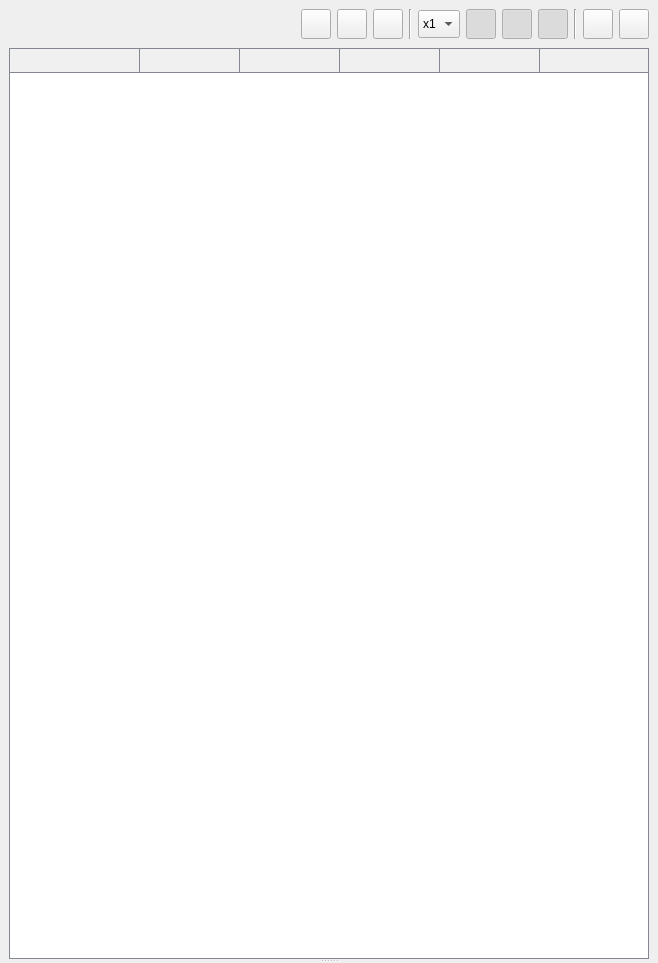
Qt form python/qt/ui/main_window.ui (robertapplin/N-Body-Simulations) before a commit.
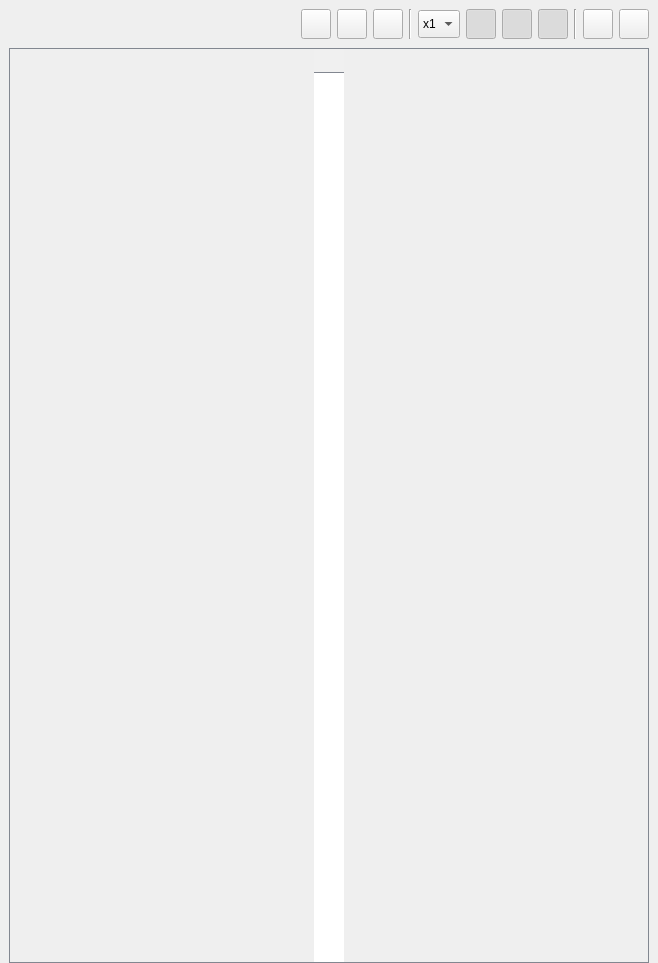
The same form after that commit.

The edit to the form file:
```diff
--- a/python/qt/ui/main_window.ui
+++ b/python/qt/ui/main_window.ui
@@ -325,18 +325,12 @@
       <property name="orientation">
        <enum>Qt::Vertical</enum>
       </property>
-      <widget class="QFrame" name="fBodyData">
+      <widget class="QFrame" name="fBodyDataTable">
        <property name="styleSheet">
         <string notr="true">QFrame {
-	border: 1px solid #828790;
+    border: 1px solid #828790;
 }</string>
        </property>
-       <property name="frameShape">
-        <enum>QFrame::StyledPanel</enum>
-       </property>
-       <property name="frameShadow">
-        <enum>QFrame::Raised</enum>
-       </property>
        <layout class="QHBoxLayout" name="horizontalLayout">
         <property name="spacing">
          <number>0</number>
@@ -369,37 +363,21 @@
           </property>
           <property name="styleSheet">
            <string notr="true">QHeaderView::section {
-	font-size: 10pt;
+    font-size: 10pt;
     background-color: #f0f0f0;
     padding: 2px;
-	border: 1px solid #828790;
-	border-top: 0px;
-	border-left: 0px;
-}
-
-QTableWidget {
-	font-size: 8pt;
+    border: 1px solid #828790;
+    border-top: 0px;
+    border-left: 0px;
 }
 
 QFrame {
-	border: none;
+    border: none;
 }</string>
           </property>
-          <property name="verticalScrollBarPolicy">
-           <enum>Qt::ScrollBarAlwaysOff</enum>
-          </property>
-          <property name="horizontalScrollBarPolicy">
-           <enum>Qt::ScrollBarAlwaysOff</enum>
-          </property>
           <property name="selectionMode">
            <enum>QAbstractItemView::NoSelection</enum>
           </property>
-          <property name="showGrid">
-           <bool>false</bool>
-          </property>
-          <attribute name="horizontalHeaderHighlightSections">
-           <bool>false</bool>
-          </attribute>
           <attribute name="horizontalHeaderStretchLastSection">
            <bool>true</bool>
           </attribute>
@@ -413,97 +391,8 @@
           </column>
          </widget>
         </item>
-        <item>
-         <widget class="QTableWidget" name="twBodyData">
-          <property name="styleSheet">
-           <string notr="true">QFrame {
-	border: none;
-}
-
-QHeaderView::section {
-	font-size: 10pt;
-    background-color: #f0f0f0;
-    padding: 2px;
-	border: 1px solid #828790;
-	border-top: 0px;
-	border-left: 0px;
-}
-
-QHeaderView::section::last {
-	border-right: 0px;
-}
-
-QTableWidget {
-	font-size: 8pt;
-}
-
-QTableWidget::item:selected {
-	background-color: #c7e0ff;
-	color: #000000;
-}
-
-QTableWidget::item:hover {
-	background-color: #dcf5ff;
-}</string>
-          </property>
-          <property name="verticalScrollBarPolicy">
-           <enum>Qt::ScrollBarAlwaysOff</enum>
-          </property>
-          <property name="selectionMode">
-           <enum>QAbstractItemView::SingleSelection</enum>
-          </property>
-          <property name="selectionBehavior">
-           <enum>QAbstractItemView::SelectRows</enum>
-          </property>
-          <property name="showGrid">
-           <bool>false</bool>
-          </property>
-          <attribute name="horizontalHeaderHighlightSections">
-           <bool>false</bool>
-          </attribute>
-          <attribute name="horizontalHeaderStretchLastSection">
-           <bool>true</bool>
-          </attribute>
-          <attribute name="verticalHeaderVisible">
-           <bool>false</bool>
-          </attribute>
-          <column>
-           <property name="text">
-            <string/>
-           </property>
-          </column>
-          <column>
-           <property name="text">
-            <string/>
-           </property>
-          </column>
-          <column>
-           <property name="text">
-            <string/>
-           </property>
-          </column>
-          <column>
-           <property name="text">
-            <string/>
-           </property>
-          </column>
-          <column>
-           <property name="text">
-            <string/>
-           </property>
-          </column>
-          <column>
-           <property name="text">
-            <string/>
-           </property>
-          </column>
-         </widget>
-        </item>
        </layout>
       </widget>
-      <widget class="QWidget" name="layoutWidget_2">
-       <layout class="QGridLayout" name="plotLayout"/>
-      </widget>
      </widget>
     </item>
    </layout>
```
